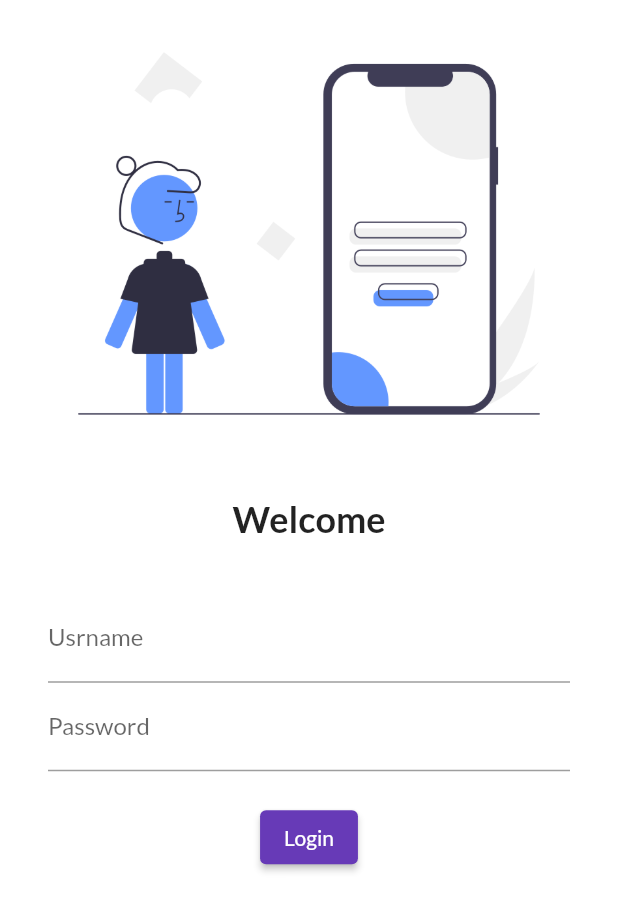
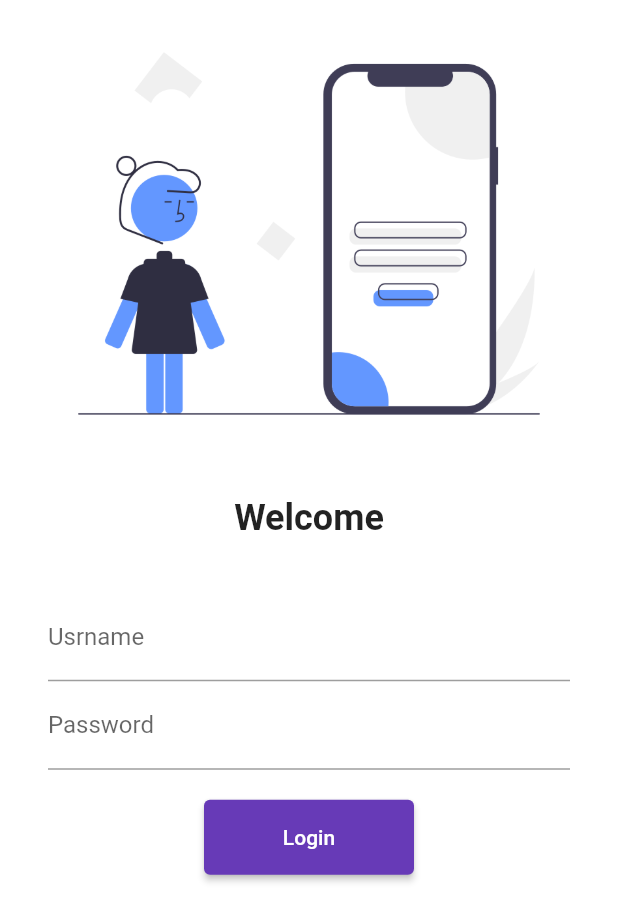
Before and after one commit to Aasimbhat/Catalog_App, a Flutter app: the screen it shows after launch, on a phone screen of 412 x 824 dp. Shown: the top 922 px of the screen. Run offline on Flutter 3.47's test engine with Material 2 defaults, Android fonts, the phone set to English and light mode, and no system bars.

Commit message:
day 5 completed

```diff
--- a/lib/main.dart
+++ b/lib/main.dart
@@ -1,12 +1,12 @@
 import 'package:flutter/material.dart';
 import 'package:flutter_30days/pages/home_page.dart';
 import 'package:flutter_30days/pages/login.dart';
-import 'package:google_fonts/google_fonts.dart';
+import 'package:flutter_30days/utils/routes.dart';
 
 void main() {
   runApp(const MyApp());
 }
-
+//git push --set-upstream origin day-4
 class MyApp extends StatelessWidget {
   const MyApp({Key? key}) : super(key: key);
 
@@ -18,15 +18,14 @@
 
       theme: ThemeData(
         primarySwatch: Colors.deepPurple,
-        fontFamily: GoogleFonts.lato().fontFamily
      ),
       darkTheme: ThemeData(
         brightness:Brightness.dark
       ),
       initialRoute: "/login",
       routes: {
-        "/" :(context)=>HomePage(),
-        "/login" :(context)=>LoginPage(),
+        MyRoutes.loginRoute :(context)=>LoginPage(),
+        MyRoutes.homeRoute :(context)=>HomePage(),
       },
     );
   }
--- a/lib/pages/login.dart
+++ b/lib/pages/login.dart
@@ -1,4 +1,6 @@
+
 import 'package:flutter/material.dart';
+import 'package:flutter_30days/utils/routes.dart';
 
 class LoginPage extends StatelessWidget {
   const LoginPage({Key? key}) : super(key: key);
@@ -7,6 +9,7 @@
   Widget build(BuildContext context) {
     return Material(
       color: Colors.white,
+     child: SingleChildScrollView(
        child: Column(
         children: [
           Image.asset("assets/images/login_image.png",
@@ -45,9 +48,12 @@
           ),
           ElevatedButton(
             child: Text("Login"),
-          style: TextButton.styleFrom(),
+            style: TextButton.styleFrom(
+              minimumSize: (Size(140, 50))
+            ),
+
             onPressed: (){
-            print("hi Aasim");
+              Navigator.pushNamed(context, MyRoutes.homeRoute);
 
             },)
             ],
@@ -55,6 +61,7 @@
          )
         ],
        ),
+     ),
     );
   }
 }
--- /dev/null
+++ b/lib/utils/routes.dart
@@ -0,0 +1,4 @@
+class MyRoutes{
+  static String loginRoute="/login";
+  static String homeRoute="/home";
+}
```
Lines whose indentation alone changed are shown as unchanged.
